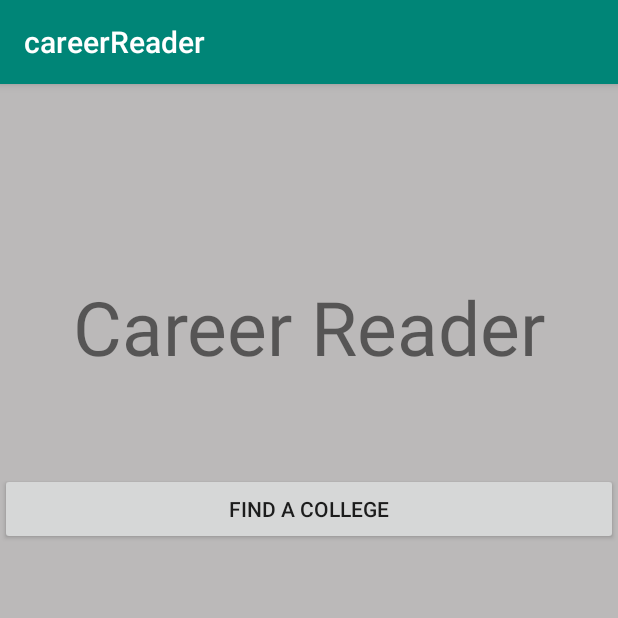
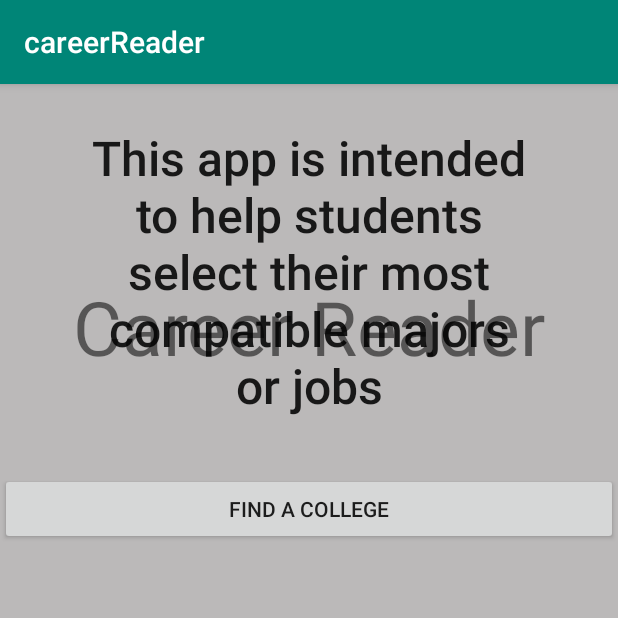
Before and after one commit to mccullochme/CareerReader, an Android app: the screen it shows after launch (MainActivity), on a phone screen of 412 x 824 dp, the top half of it. Run offline under Robolectric (Android 15) with nearby library versions, the phone set to English and light mode, and no system bars.

```diff
--- a/app/src/main/res/layout/activity_main.xml
+++ b/app/src/main/res/layout/activity_main.xml
@@ -28,4 +28,16 @@
         app:layout_constraintStart_toStartOf="parent"
         app:layout_constraintTop_toBottomOf="@+id/textView" />
 
+    <TextView
+        android:id="@+id/textView2"
+        android:layout_width="300dp"
+        android:layout_height="250dp"
+        android:gravity="center"
+        android:text="This app is intended to help students select their most compatible majors or jobs"
+        android:textAppearance="@style/TextAppearance.AppCompat.Body2"
+        android:textSize="32dp"
+        app:layout_constraintEnd_toEndOf="parent"
+        app:layout_constraintStart_toStartOf="parent"
+        tools:layout_editor_absoluteY="355dp" />
+
 </androidx.constraintlayout.widget.ConstraintLayout>
```
